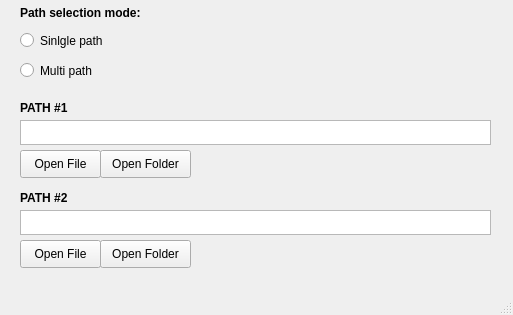
First picture: the form in gui/mainview.ui, repository fmsampaio/files-matcher, before the edit.
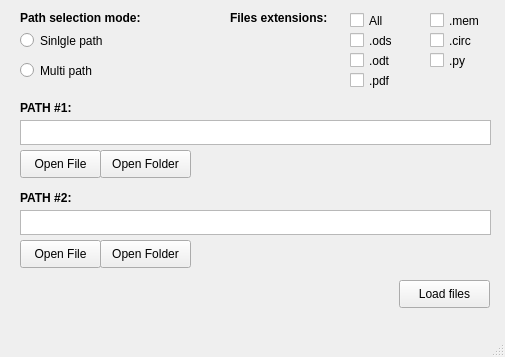
Second picture: the form after the edit.

Commit message: Checkboxes for file extension filtering

The edit to the form file:
```diff
--- a/gui/mainview.ui
+++ b/gui/mainview.ui
@@ -6,8 +6,8 @@
    <rect>
     <x>0</x>
     <y>0</y>
-    <width>513</width>
-    <height>315</height>
+    <width>505</width>
+    <height>357</height>
    </rect>
   </property>
   <property name="windowTitle">
@@ -44,7 +44,7 @@
     <property name="geometry">
      <rect>
       <x>20</x>
-      <y>5</y>
+      <y>10</y>
       <width>150</width>
       <height>16</height>
      </rect>
@@ -75,7 +75,7 @@
      </font>
     </property>
     <property name="text">
-     <string>PATH #1</string>
+     <string>PATH #1:</string>
     </property>
    </widget>
    <widget class="QTextEdit" name="path1TextEdit">
@@ -126,7 +126,7 @@
      </font>
     </property>
     <property name="text">
-     <string>PATH #2</string>
+     <string>PATH #2:</string>
     </property>
    </widget>
    <widget class="QPushButton" name="openFile1Btn">
@@ -181,6 +181,129 @@
      <string>Open File</string>
     </property>
    </widget>
+   <widget class="QPushButton" name="loadFilesBtn">
+    <property name="geometry">
+     <rect>
+      <x>399</x>
+      <y>280</y>
+      <width>91</width>
+      <height>28</height>
+     </rect>
+    </property>
+    <property name="text">
+     <string>Load files</string>
+    </property>
+   </widget>
+   <widget class="QLabel" name="pathModeLabel_2">
+    <property name="geometry">
+     <rect>
+      <x>230</x>
+      <y>10</y>
+      <width>150</width>
+      <height>16</height>
+     </rect>
+    </property>
+    <property name="font">
+     <font>
+      <weight>75</weight>
+      <bold>true</bold>
+     </font>
+    </property>
+    <property name="text">
+     <string>Files extensions:</string>
+    </property>
+   </widget>
+   <widget class="QCheckBox" name="checkBox">
+    <property name="geometry">
+     <rect>
+      <x>350</x>
+      <y>10</y>
+      <width>87</width>
+      <height>21</height>
+     </rect>
+    </property>
+    <property name="text">
+     <string>All</string>
+    </property>
+   </widget>
+   <widget class="QCheckBox" name="checkBox_2">
+    <property name="geometry">
+     <rect>
+      <x>430</x>
+      <y>10</y>
+      <width>87</width>
+      <height>21</height>
+     </rect>
+    </property>
+    <property name="text">
+     <string>.mem</string>
+    </property>
+   </widget>
+   <widget class="QCheckBox" name="checkBox_3">
+    <property name="geometry">
+     <rect>
+      <x>430</x>
+      <y>30</y>
+      <width>87</width>
+      <height>21</height>
+     </rect>
+    </property>
+    <property name="text">
+     <string>.circ</string>
+    </property>
+   </widget>
+   <widget class="QCheckBox" name="checkBox_4">
+    <property name="geometry">
+     <rect>
+      <x>350</x>
+      <y>30</y>
+      <width>87</width>
+      <height>21</height>
+     </rect>
+    </property>
+    <property name="text">
+     <string>.ods</string>
+    </property>
+   </widget>
+   <widget class="QCheckBox" name="checkBox_5">
+    <property name="geometry">
+     <rect>
+      <x>350</x>
+      <y>50</y>
+      <width>87</width>
+      <height>21</height>
+     </rect>
+    </property>
+    <property name="text">
+     <string>.odt</string>
+    </property>
+   </widget>
+   <widget class="QCheckBox" name="checkBox_6">
+    <property name="geometry">
+     <rect>
+      <x>350</x>
+      <y>70</y>
+      <width>87</width>
+      <height>21</height>
+     </rect>
+    </property>
+    <property name="text">
+     <string>.pdf</string>
+    </property>
+   </widget>
+   <widget class="QCheckBox" name="checkBox_7">
+    <property name="geometry">
+     <rect>
+      <x>430</x>
+      <y>50</y>
+      <width>87</width>
+      <height>21</height>
+     </rect>
+    </property>
+    <property name="text">
+     <string>.py</string>
+    </property>
+   </widget>
   </widget>
   <widget class="QMenuBar" name="menubar">
    <property name="geometry">
```
Left out of the diff: 2 changed lines with no effect on the pictures.
